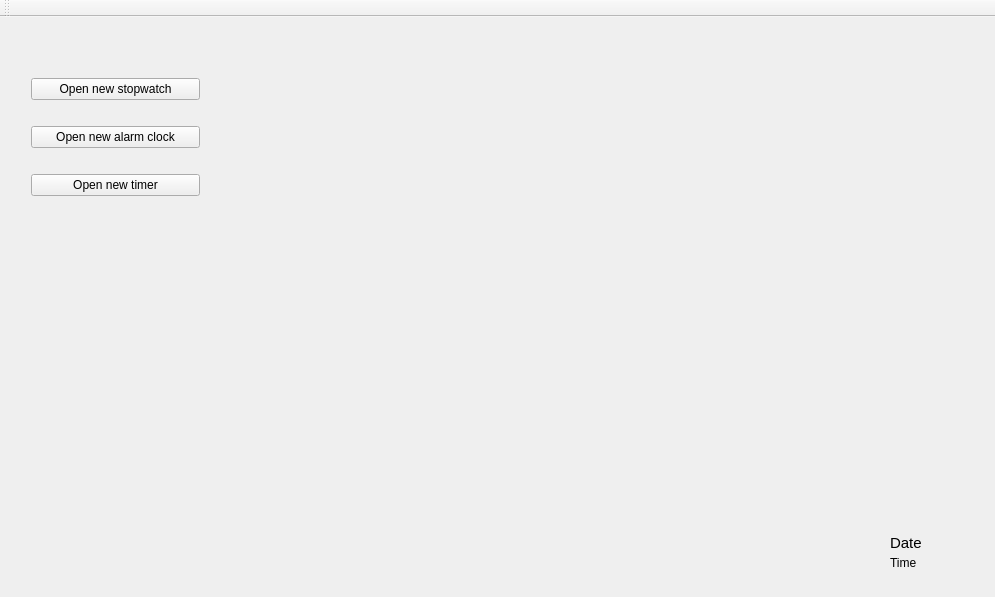
This is LAB2/mainwindow.ui in StasDzundza/Labs-1-semestr as Qt 5 draws it before an edit. The edited form follows.
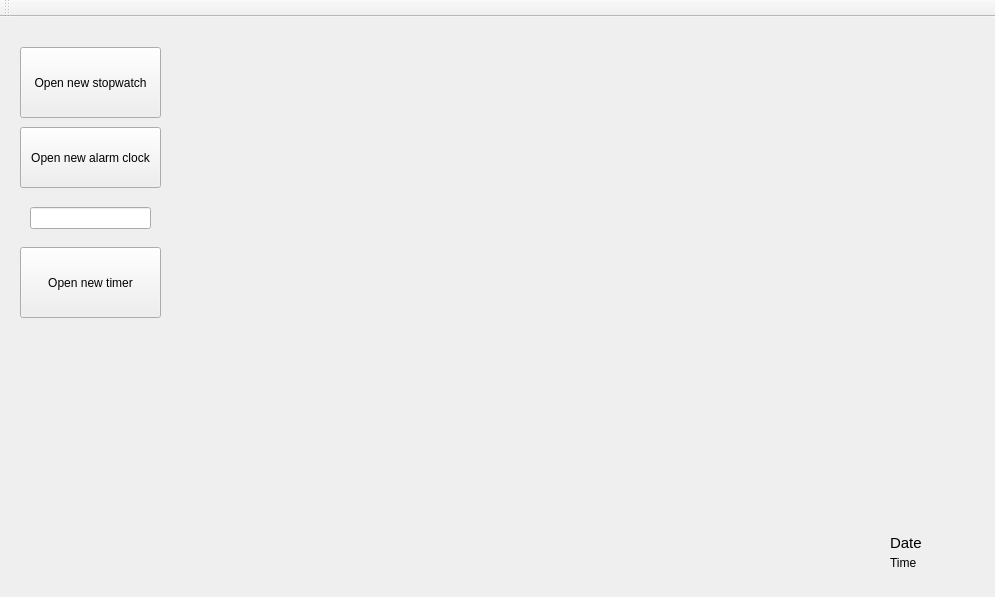
This is the edited form.

Commit message: created alarm clock class

What changed in the file:
```diff
--- a/LAB2/mainwindow.ui
+++ b/LAB2/mainwindow.ui
@@ -14,6 +14,45 @@
    <string>MainWindow</string>
   </property>
   <widget class="QWidget" name="centralWidget">
+   <widget class="QPushButton" name="open_stopwatch_button">
+    <property name="geometry">
+     <rect>
+      <x>20</x>
+      <y>30</y>
+      <width>141</width>
+      <height>71</height>
+     </rect>
+    </property>
+    <property name="text">
+     <string>Open new stopwatch</string>
+    </property>
+   </widget>
+   <widget class="QPushButton" name="open_alarm_button">
+    <property name="geometry">
+     <rect>
+      <x>20</x>
+      <y>110</y>
+      <width>141</width>
+      <height>61</height>
+     </rect>
+    </property>
+    <property name="text">
+     <string>Open new alarm clock</string>
+    </property>
+   </widget>
+   <widget class="QPushButton" name="open_timer_button">
+    <property name="geometry">
+     <rect>
+      <x>20</x>
+      <y>230</y>
+      <width>141</width>
+      <height>71</height>
+     </rect>
+    </property>
+    <property name="text">
+     <string>Open new timer</string>
+    </property>
+   </widget>
    <widget class="QLabel" name="date_text">
     <property name="geometry">
      <rect>
@@ -45,38 +84,15 @@
      <string>Time</string>
     </property>
    </widget>
-   <widget class="QWidget" name="">
+   <widget class="QLineEdit" name="clock_time">
     <property name="geometry">
      <rect>
-      <x>20</x>
-      <y>30</y>
-      <width>191</width>
-      <height>181</height>
+      <x>30</x>
+      <y>190</y>
+      <width>121</width>
+      <height>22</height>
      </rect>
     </property>
-    <layout class="QVBoxLayout" name="verticalLayout">
-     <item>
-      <widget class="QPushButton" name="open_stopwatch_button">
-       <property name="text">
-        <string>Open new stopwatch</string>
-       </property>
-      </widget>
-     </item>
-     <item>
-      <widget class="QPushButton" name="open_alarm_button">
-       <property name="text">
-        <string>Open new alarm clock</string>
-       </property>
-      </widget>
-     </item>
-     <item>
-      <widget class="QPushButton" name="open_timer_button">
-       <property name="text">
-        <string>Open new timer</string>
-       </property>
-      </widget>
-     </item>
-    </layout>
    </widget>
   </widget>
   <widget class="QMenuBar" name="menuBar">
```
The commit also changes 6 other files.
